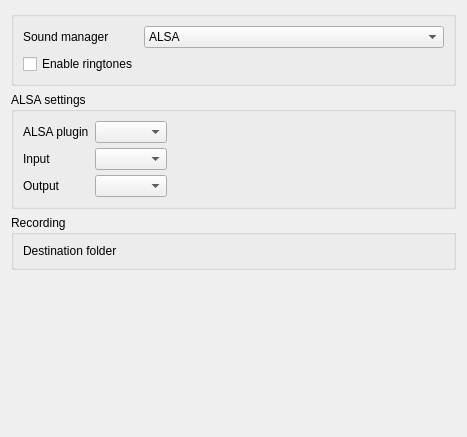
Qt form src/conf/dlgaudiobase.ui (KDE/ring-kde) before a commit.
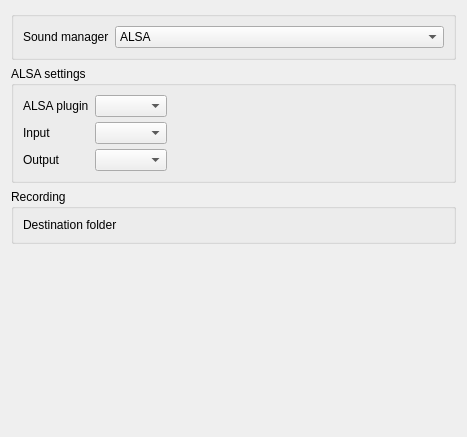
The same form after that commit. Custom widgets are drawn as their Qt base class.

Commit message: [ #11963 ] Move ringtone to account

Patch:
```diff
--- a/src/conf/dlgaudiobase.ui
+++ b/src/conf/dlgaudiobase.ui
@@ -50,20 +50,6 @@
         </item>
        </widget>
       </item>
-      <item row="2" column="0">
-       <widget class="QCheckBox" name="kcfg_enableRingtones">
-        <property name="text">
-         <string>Enable ringtones</string>
-        </property>
-       </widget>
-      </item>
-      <item row="2" column="1">
-       <widget class="KUrlRequester" name="KUrlRequester_ringtone">
-        <property name="filter">
-         <string notr="true">*.ul *.au *.wav</string>
-        </property>
-       </widget>
-      </item>
      </layout>
     </widget>
    </item>
@@ -236,16 +222,16 @@
   </layout>
  </widget>
  <customwidgets>
-  <customwidget>
-   <class>KUrlRequester</class>
-   <extends>QFrame</extends>
-   <header>kurlrequester.h</header>
-  </customwidget>
   <customwidget>
    <class>KComboBox</class>
    <extends>QComboBox</extends>
    <header>kcombobox.h</header>
   </customwidget>
+  <customwidget>
+   <class>KUrlRequester</class>
+   <extends>QFrame</extends>
+   <header>kurlrequester.h</header>
+  </customwidget>
  </customwidgets>
  <resources/>
  <connections>
```
The commit also changes 5 other files.
